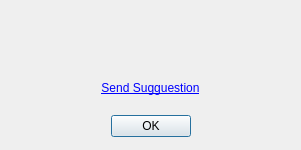
Qt form VisualStatistics/aboutdialog.ui (kery/MacVisTat) before a commit.
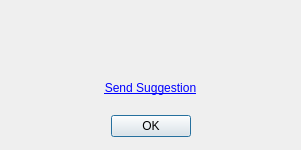
The same form after that commit.

The edit to the form file:
```diff
--- a/VisualStatistics/aboutdialog.ui
+++ b/VisualStatistics/aboutdialog.ui
@@ -55,7 +55,7 @@
     </rect>
    </property>
    <property name="text">
-    <string>&lt;a href=&quot;mailto:kery.wu@nokia.com?Subject=Visual%20Statistics%20Sugguestion&quot;&gt;Send Sugguestion&lt;/a&gt;</string>
+    <string>&lt;a href=&quot;mailto:kery.wu@nokia.com?Subject=Visual%20Statistics%20Sugguestion&quot;&gt;Send Suggestion&lt;/a&gt;</string>
    </property>
    <property name="alignment">
     <set>Qt::AlignCenter</set>
```
